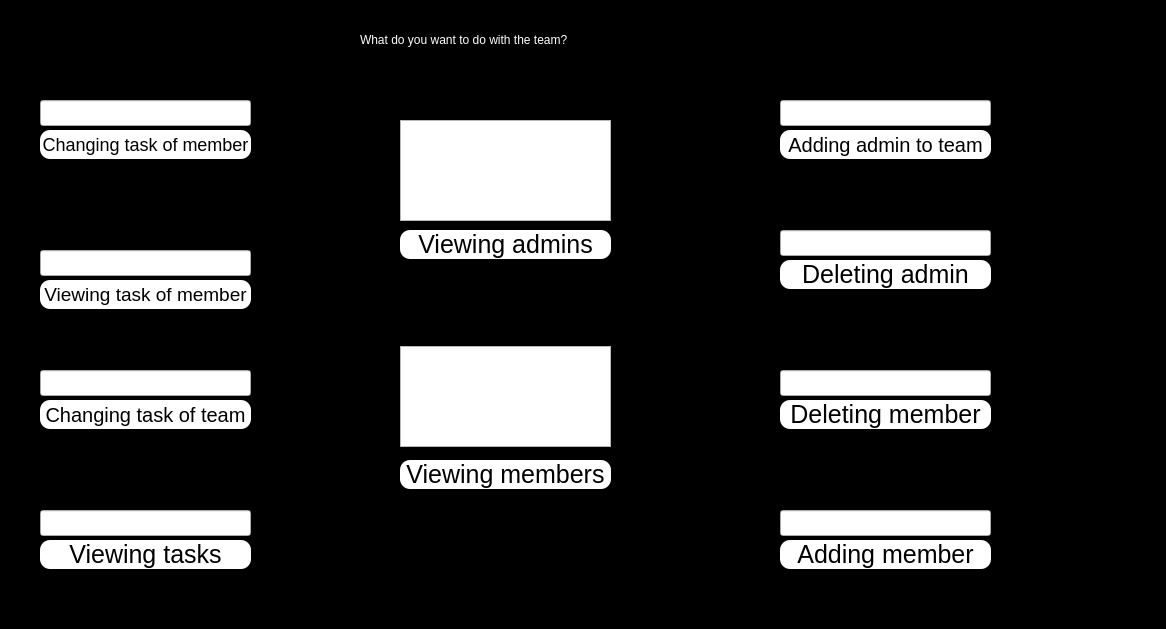
Above: enter/team_before.ui from Shayanrava/APproject before the change. Below: the same form after it.
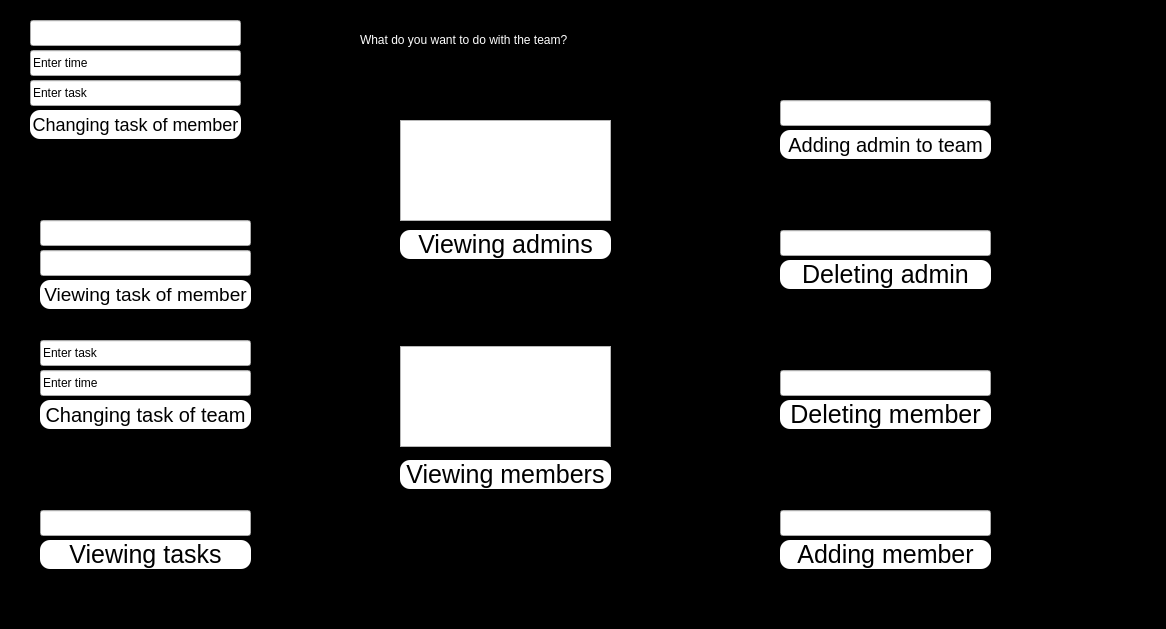
That is the form after the change.

Commit message: team in login complete

The edit to the form file:
```diff
--- a/enter/team_before.ui
+++ b/enter/team_before.ui
@@ -249,8 +249,8 @@
   <widget class="QPushButton" name="change_member_task_pbn">
    <property name="geometry">
     <rect>
-     <x>40</x>
-     <y>130</y>
+     <x>30</x>
+     <y>110</y>
      <width>211</width>
      <height>29</height>
     </rect>
@@ -338,36 +338,6 @@
     </rect>
    </property>
   </widget>
-  <widget class="QLineEdit" name="led_view_taskmem">
-   <property name="geometry">
-    <rect>
-     <x>40</x>
-     <y>250</y>
-     <width>211</width>
-     <height>26</height>
-    </rect>
-   </property>
-  </widget>
-  <widget class="QLineEdit" name="led_chan_taskmem">
-   <property name="geometry">
-    <rect>
-     <x>40</x>
-     <y>100</y>
-     <width>211</width>
-     <height>26</height>
-    </rect>
-   </property>
-  </widget>
-  <widget class="QLineEdit" name="led_chan_taskteam">
-   <property name="geometry">
-    <rect>
-     <x>40</x>
-     <y>370</y>
-     <width>211</width>
-     <height>26</height>
-    </rect>
-   </property>
-  </widget>
   <widget class="QLineEdit" name="led_view_taskteam">
    <property name="geometry">
     <rect>
@@ -424,6 +394,88 @@
     <string>TextLabel</string>
    </property>
   </widget>
+  <widget class="QLineEdit" name="led_chan_tasktime">
+   <property name="geometry">
+    <rect>
+     <x>40</x>
+     <y>340</y>
+     <width>211</width>
+     <height>26</height>
+    </rect>
+   </property>
+   <property name="text">
+    <string>Enter task</string>
+   </property>
+  </widget>
+  <widget class="QLineEdit" name="led_chan_taskteam">
+   <property name="geometry">
+    <rect>
+     <x>40</x>
+     <y>370</y>
+     <width>211</width>
+     <height>26</height>
+    </rect>
+   </property>
+   <property name="text">
+    <string>Enter time</string>
+   </property>
+  </widget>
+  <widget class="QLineEdit" name="led_chan_tasktimemem">
+   <property name="geometry">
+    <rect>
+     <x>30</x>
+     <y>50</y>
+     <width>211</width>
+     <height>26</height>
+    </rect>
+   </property>
+   <property name="text">
+    <string>Enter time</string>
+   </property>
+  </widget>
+  <widget class="QLineEdit" name="led_chan_taskmem">
+   <property name="geometry">
+    <rect>
+     <x>30</x>
+     <y>80</y>
+     <width>211</width>
+     <height>26</height>
+    </rect>
+   </property>
+   <property name="text">
+    <string>Enter task</string>
+   </property>
+  </widget>
+  <widget class="QLineEdit" name="led_namechange">
+   <property name="geometry">
+    <rect>
+     <x>30</x>
+     <y>20</y>
+     <width>211</width>
+     <height>26</height>
+    </rect>
+   </property>
+  </widget>
+  <widget class="QLineEdit" name="led_view_taskmem">
+   <property name="geometry">
+    <rect>
+     <x>40</x>
+     <y>220</y>
+     <width>211</width>
+     <height>26</height>
+    </rect>
+   </property>
+  </widget>
+  <widget class="QLineEdit" name="led_nameforview">
+   <property name="geometry">
+    <rect>
+     <x>40</x>
+     <y>250</y>
+     <width>211</width>
+     <height>26</height>
+    </rect>
+   </property>
+  </widget>
  </widget>
  <resources/>
  <connections/>
```
The commit also changes 5 other files.
